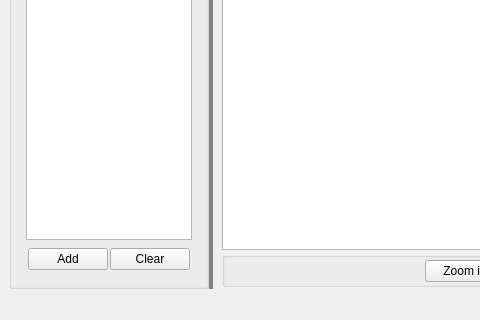
Qt form QGraphicScene_example2/mainwindow.ui (andrei-crisu/ShapeGenerationApp) before a commit; both pictures show x 0 to 480 and y 180 to 500 of the 774 by 500 pixel window.
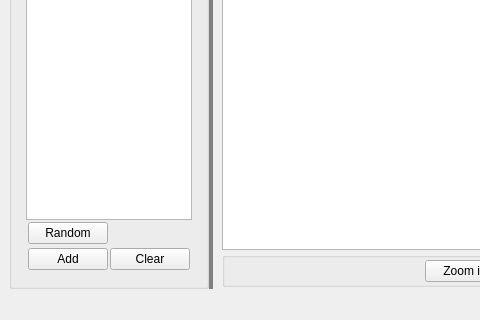
The same form after that commit.

Commit message:
random polygon generator added
Now can be generated random polygons.

```diff
--- a/QGraphicScene_example2/mainwindow.ui
+++ b/QGraphicScene_example2/mainwindow.ui
@@ -497,6 +497,9 @@
              </widget>
              <widget class="QWidget" name="page_4">
               <layout class="QVBoxLayout" name="verticalLayout_3">
+               <property name="spacing">
+                <number>0</number>
+               </property>
                <item>
                 <widget class="QTextEdit" name="polygonVerticesEdit">
                  <property name="styleSheet">
@@ -504,6 +507,62 @@
                  </property>
                 </widget>
                </item>
+               <item>
+                <widget class="QGroupBox" name="shapeTypeBox_4">
+                 <property name="styleSheet">
+                  <string notr="true">QGroupBox
+{
+border-style:none;
+}</string>
+                 </property>
+                 <property name="title">
+                  <string/>
+                 </property>
+                 <layout class="QHBoxLayout" name="horizontalLayout_9">
+                  <property name="spacing">
+                   <number>2</number>
+                  </property>
+                  <property name="leftMargin">
+                   <number>2</number>
+                  </property>
+                  <property name="topMargin">
+                   <number>2</number>
+                  </property>
+                  <property name="rightMargin">
+                   <number>2</number>
+                  </property>
+                  <property name="bottomMargin">
+                   <number>2</number>
+                  </property>
+                  <item>
+                   <widget class="QPushButton" name="addRandomPolygon">
+                    <property name="minimumSize">
+                     <size>
+                      <width>80</width>
+                      <height>22</height>
+                     </size>
+                    </property>
+                    <property name="text">
+                     <string>Random</string>
+                    </property>
+                   </widget>
+                  </item>
+                  <item>
+                   <spacer name="horizontalSpacer_7">
+                    <property name="orientation">
+                     <enum>Qt::Horizontal</enum>
+                    </property>
+                    <property name="sizeHint" stdset="0">
+                     <size>
+                      <width>411</width>
+                      <height>20</height>
+                     </size>
+                    </property>
+                   </spacer>
+                  </item>
+                 </layout>
+                </widget>
+               </item>
                <item>
                 <widget class="QGroupBox" name="shapeTypeBox_2">
                  <property name="styleSheet">
```
The commit also changes 2 other files.
